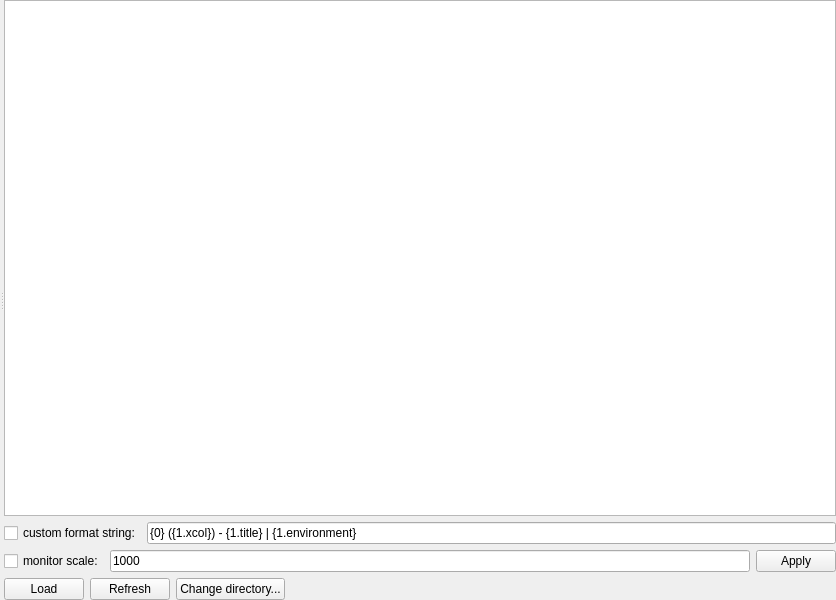
First picture: the form in ufit/gui/ui/browse.ui, repository McStasMcXtrace/ufit, before the edit.
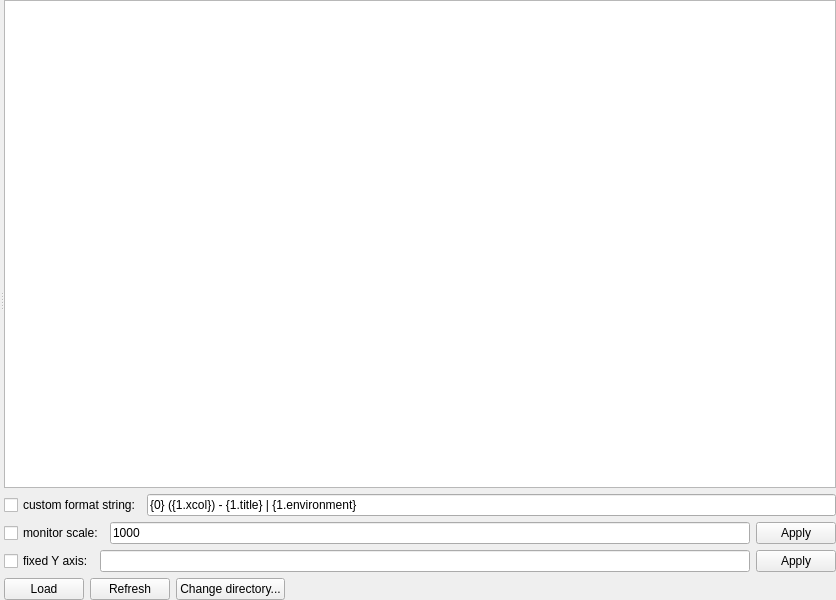
Second picture: the form after the edit. Icons and pictures are not drawn.

Commit message: browse: allow selecting fixed y axis

What changed in the file:
```diff
--- a/ufit/gui/ui/browse.ui
+++ b/ufit/gui/ui/browse.ui
@@ -91,6 +91,31 @@
           </item>
          </layout>
         </item>
+        <item>
+         <layout class="QHBoxLayout" name="horizontalLayout_5">
+          <item>
+           <widget class="QCheckBox" name="useYAxis">
+            <property name="text">
+             <string>fixed Y axis:</string>
+            </property>
+           </widget>
+          </item>
+          <item>
+           <widget class="QLineEdit" name="yAxisEdit">
+            <property name="text">
+             <string/>
+            </property>
+           </widget>
+          </item>
+          <item>
+           <widget class="QPushButton" name="yAxisBtn">
+            <property name="text">
+             <string>Apply</string>
+            </property>
+           </widget>
+          </item>
+         </layout>
+        </item>
         <item>
          <layout class="QHBoxLayout" name="horizontalLayout">
           <item>
```
Left out of the diff: 2 changed lines with no effect on the pictures. The commit also changes 1 other file.
